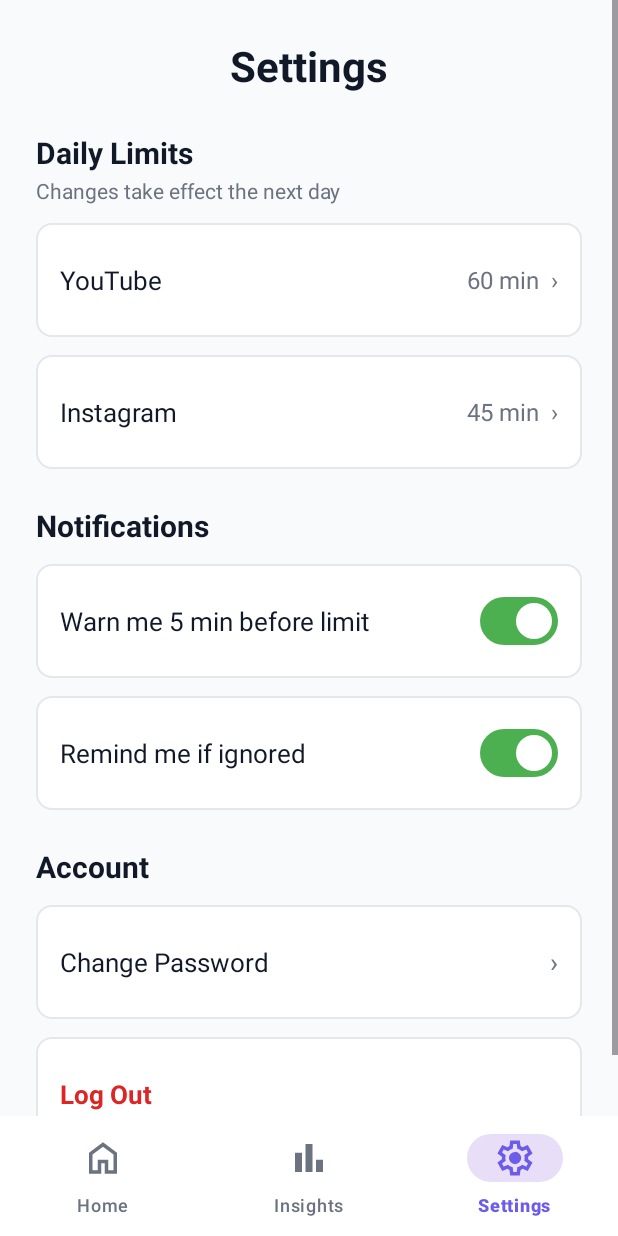
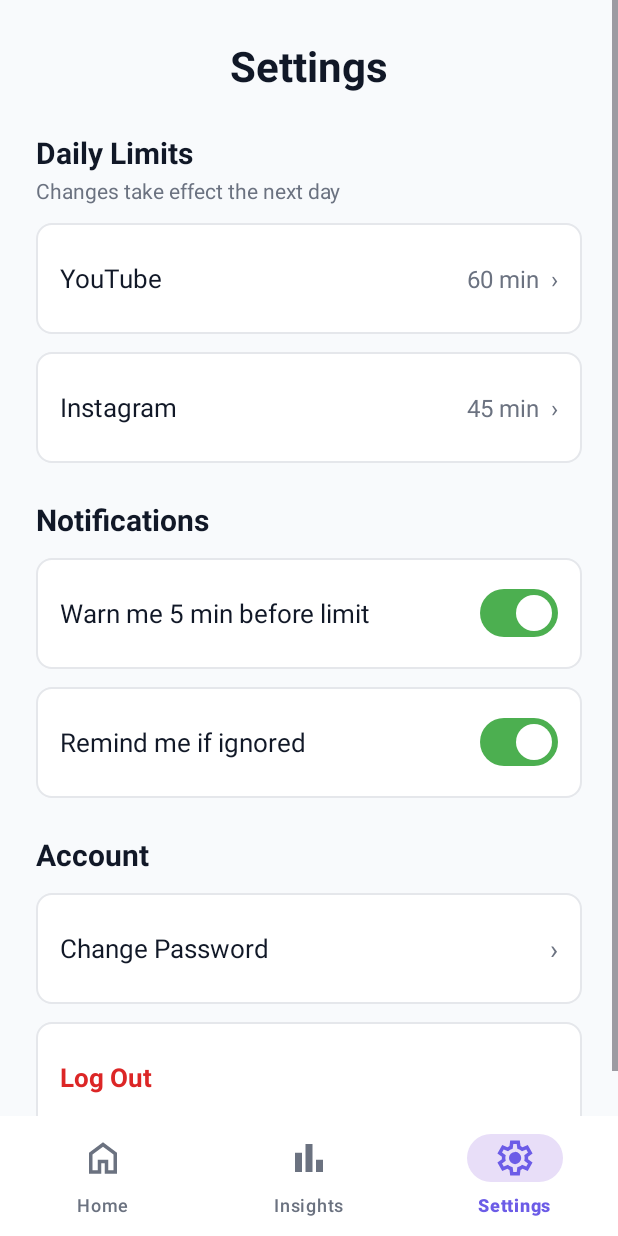
Before and after one commit to onlybananas/ShortFormBlocker, an Android app: the screen it shows after launch once a user with an empty profile is signed in (MainActivity), item 3 of the bottom bar chosen, on a phone screen of 412 x 824 dp. Run offline under Robolectric (Android 15) with nearby library versions, the phone set to English and light mode, and no system bars; our stand-ins replace Firebase (no records; nobody signed in at launch, a user with empty details on screens opened directly).

Commit message:
Changed the min height for linear layout cards

```diff
--- a/app/src/main/res/layout/fragment_settings.xml
+++ b/app/src/main/res/layout/fragment_settings.xml
@@ -51,7 +51,7 @@
                 android:id="@+id/row_limit_youtube"
                 style="@style/FS.Card"
                 android:layout_marginTop="12dp"
-                android:minHeight="76dp"
+                android:minHeight="74dp"
                 android:paddingStart="16dp"
                 android:paddingEnd="16dp">
 
@@ -92,7 +92,7 @@
                 android:id="@+id/row_limit_instagram"
                 style="@style/FS.Card"
                 android:layout_marginTop="12dp"
-                android:minHeight="76dp"
+                android:minHeight="74dp"
                 android:paddingStart="16dp"
                 android:paddingEnd="16dp">
 
@@ -139,7 +139,7 @@
             <LinearLayout
                 style="@style/FS.Card"
                 android:layout_marginTop="12dp"
-                android:minHeight="76dp"
+                android:minHeight="74dp"
                 android:paddingStart="16dp"
                 android:paddingEnd="16dp">
 
@@ -160,7 +160,7 @@
             <LinearLayout
                 style="@style/FS.Card"
                 android:layout_marginTop="12dp"
-                android:minHeight="76dp"
+                android:minHeight="74dp"
                 android:paddingStart="16dp"
                 android:paddingEnd="16dp">
 
@@ -189,7 +189,7 @@
                 android:id="@+id/row_change_password"
                 style="@style/FS.Card"
                 android:layout_marginTop="12dp"
-                android:minHeight="76dp"
+                android:minHeight="74dp"
                 android:paddingStart="16dp"
                 android:paddingEnd="16dp">
 
@@ -210,7 +210,7 @@
                 android:id="@+id/row_log_out"
                 style="@style/FS.Card"
                 android:layout_marginTop="12dp"
-                android:minHeight="76dp"
+                android:minHeight="74dp"
                 android:paddingStart="16dp"
                 android:paddingEnd="16dp">
 
```
